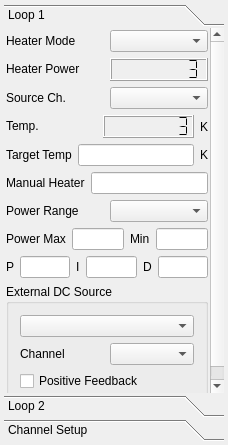
Old version of the form modules/tempcontrol/tempcontrolform.ui in the repository northriv/KAME.
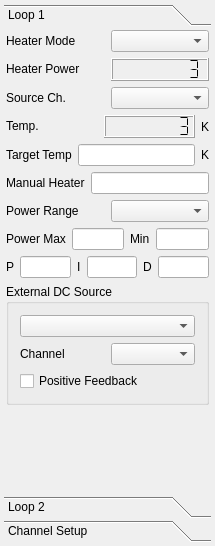
New version of the form.

What changed in the file:
```diff
--- a/modules/tempcontrol/tempcontrolform.ui
+++ b/modules/tempcontrol/tempcontrolform.ui
@@ -6,8 +6,8 @@
    <rect>
     <x>0</x>
     <y>0</y>
-    <width>228</width>
-    <height>445</height>
+    <width>215</width>
+    <height>546</height>
    </rect>
   </property>
   <property name="sizePolicy">
@@ -52,8 +52,8 @@
         <rect>
          <x>0</x>
          <y>0</y>
-         <width>205</width>
-         <height>451</height>
+         <width>207</width>
+         <height>454</height>
         </rect>
        </property>
        <property name="sizePolicy">
```
Left out of the diff: 6 changed lines with no effect on the pictures.
